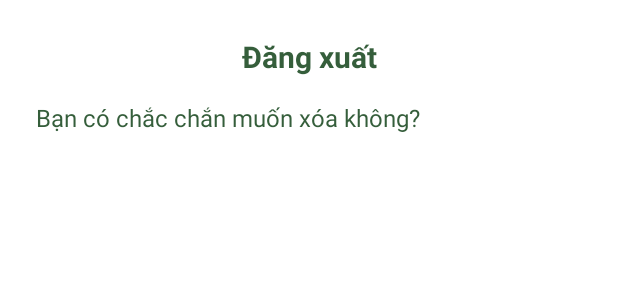
After one commit to vothanhnhan06/Mobile_TimeApp, an Android app: the layout dialog_delete.xml on its own in the app's theme, with its tools: preview values and no code run, on a phone screen of 412 x 824 dp. The commit adds this screen. Shown: the top 300 px of the screen. Run offline under Robolectric (Android 15) with nearby library versions, the phone set to English and light mode, and no system bars.

Commit message:
Update 26/5

```diff
--- a/app/build.gradle.kts
+++ b/app/build.gradle.kts
@@ -33,10 +33,12 @@ android {
 
 dependencies {
     implementation("com.android.volley:volley:1.2.1")
+    implementation ("nl.dionsegijn:konfetti-xml:2.0.2")
     implementation(libs.appcompat)
     implementation(libs.material)
     implementation(libs.activity)
     implementation(libs.constraintlayout)
+    implementation(libs.play.services.maps)
     testImplementation(libs.junit)
     androidTestImplementation(libs.ext.junit)
     androidTestImplementation(libs.espresso.core)
--- a/app/src/main/java/com/example/timerapp/activity/ProfileActivity.java
+++ b/app/src/main/java/com/example/timerapp/activity/ProfileActivity.java
@@ -1,6 +1,5 @@
 package com.example.timerapp.activity;
 
-import android.content.Context;
 import android.content.Intent;
 import android.graphics.Color;
 import android.os.Bundle;
@@ -19,7 +18,6 @@ import androidx.appcompat.app.AlertDialog;
 import androidx.fragment.app.Fragment;
 
 import com.example.timerapp.R;
-import com.example.timerapp.activity.LoginActivity;
 import com.example.timerapp.retrofit.ApiTimeApp;
 import com.example.timerapp.retrofit.RetrofitClient;
 import com.example.timerapp.utils.Utils;
@@ -116,7 +114,7 @@ public class ProfileActivity extends Fragment {
     private void showLogoutConfirmationDialog() {
         AlertDialog.Builder builder = new AlertDialog.Builder(getContext());
 
-        View dialogView = LayoutInflater.from(getContext()).inflate(R.layout.dialog_custom, null);
+        View dialogView = LayoutInflater.from(getContext()).inflate(R.layout.dialog_logout, null);
         builder.setView(dialogView);
 
         builder.setPositiveButton("Có", (dialog, which) -> {
--- /dev/null
+++ b/app/src/main/res/layout/dialog_delete.xml
@@ -0,0 +1,26 @@
+<?xml version="1.0" encoding="utf-8"?>
+<LinearLayout xmlns:android="http://schemas.android.com/apk/res/android"
+    android:layout_width="match_parent"
+    android:layout_height="wrap_content"
+    android:orientation="vertical"
+    android:padding="24dp">
+
+    <TextView
+        android:id="@+id/dialogTitle"
+        android:layout_width="match_parent"
+        android:layout_height="wrap_content"
+        android:text="Đăng xuất"
+        android:textAlignment="center"
+        android:textColor="#355E3B"
+        android:textStyle="bold"
+        android:textSize="20sp" />
+
+    <TextView
+        android:id="@+id/dialogMessage"
+        android:layout_width="match_parent"
+        android:layout_height="wrap_content"
+        android:layout_marginTop="16dp"
+        android:text="Bạn có chắc chắn muốn xóa không?"
+        android:textColor="#355E3B"
+        android:textSize="16sp" />
+</LinearLayout>
--- a/gradle/libs.versions.toml
+++ b/gradle/libs.versions.toml
@@ -7,6 +7,7 @@ appcompat = "1.7.0"
 material = "1.12.0"
 activity = "1.10.1"
 constraintlayout = "2.2.1"
+playServicesMaps = "19.2.0"
 
 [libraries]
 junit = { group = "junit", name = "junit", version.ref = "junit" }
@@ -16,6 +17,7 @@ appcompat = { group = "androidx.appcompat", name = "appcompat", version.ref = "a
 material = { group = "com.google.android.material", name = "material", version.ref = "material" }
 activity = { group = "androidx.activity", name = "activity", version.ref = "activity" }
 constraintlayout = { group = "androidx.constraintlayout", name = "constraintlayout", version.ref = "constraintlayout" }
+play-services-maps = { group = "com.google.android.gms", name = "play-services-maps", version.ref = "playServicesMaps" }
 
 [plugins]
 android-application = { id = "com.android.application", version.ref = "agp" }
```
Also changed, not shown: app/src/main/java/com/example/timerapp/activity/CountTimerActivity.java (+73 -5 lines), app/src/main/java/com/example/timerapp/adapter/TaskAdapter.java (+6 -3 lines), app/src/main/res/layout/activity_counttimer.xml (added, +166 -0 lines), app/src/main/res/layout/activity_detail.xml (deleted, +0 -143 lines), app/src/main/res/layout/activity_profile.xml (+9 -5 lines), app/src/main/res/layout/dialog_logout.xml (renamed from app/src/main/res/layout/dialog_custom.xml).
